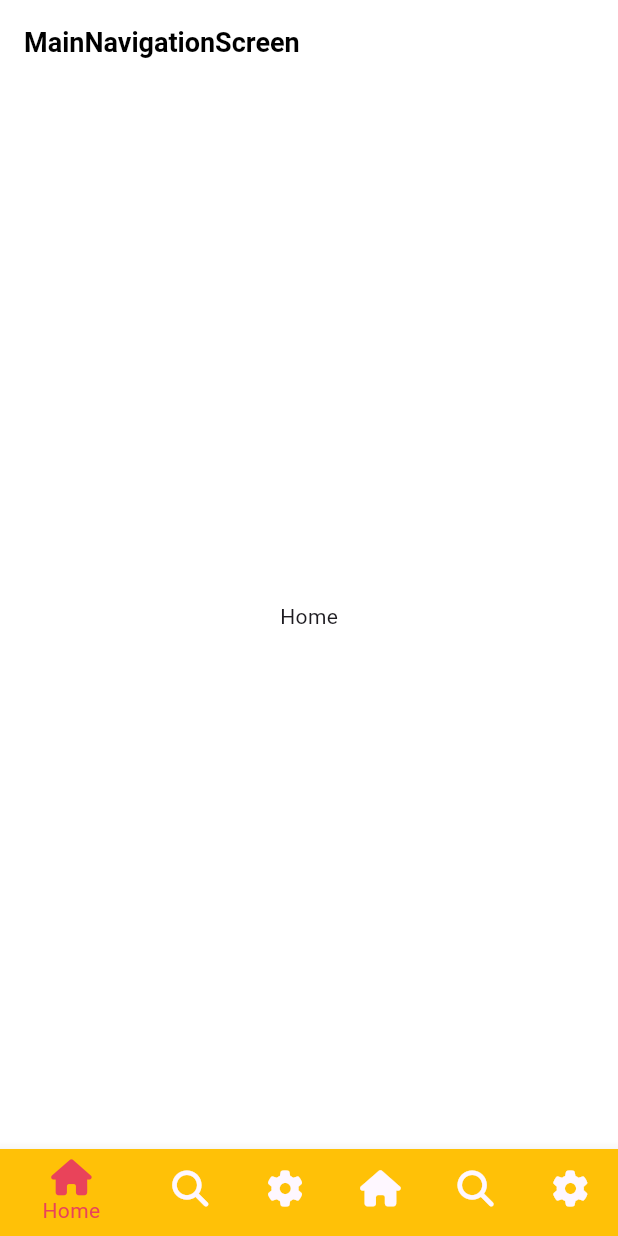
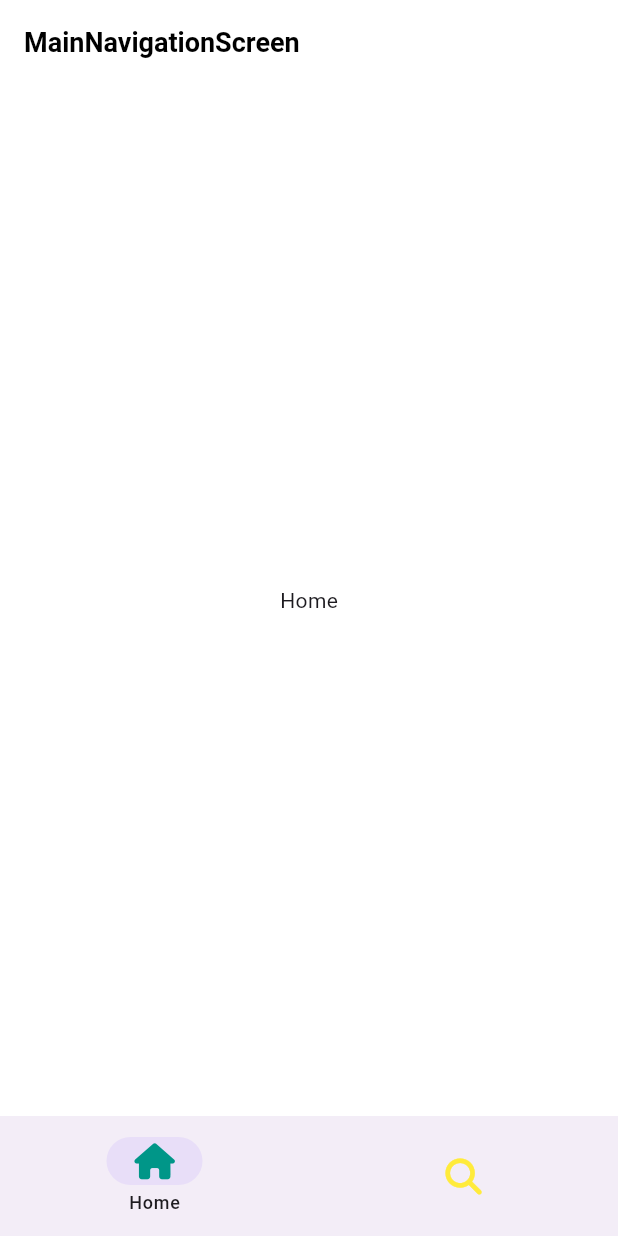
Before and after one commit to sunkeunchoi/flutter_ticktok, a Flutter app: the screen it shows after launch, on a phone screen of 412 x 824 dp. Run offline on Flutter 3.47's test engine with Material 2 defaults, Android fonts, the phone set to English and light mode, and no system bars; our stand-ins replace font_awesome_flutter.

Commit message:
navigation NavigationBar

```diff
--- a/lib/features/navigation/main_navigation_screen.dart
+++ b/lib/features/navigation/main_navigation_screen.dart
@@ -47,58 +47,24 @@ class _MainNavigationScreenState extends State<MainNavigationScreen> {
         ),
       ),
       body: screens[_selectedIndex],
-      bottomNavigationBar: BottomNavigationBar(
-        currentIndex: _selectedIndex,
-        onTap: _onTap,
-        selectedItemColor: Theme.of(context).primaryColor,
-        type: BottomNavigationBarType.shifting,
-        items: const [
-          BottomNavigationBarItem(
+      bottomNavigationBar: NavigationBar(
+        selectedIndex: _selectedIndex,
+        onDestinationSelected: _onTap,
+        labelBehavior: NavigationDestinationLabelBehavior.onlyShowSelected,
+        destinations: const [
+          NavigationDestination(
             icon: FaIcon(
               FontAwesomeIcons.house,
+              color: Colors.teal,
             ),
             label: "Home",
-            tooltip: "What are you?",
-            backgroundColor: Colors.amber,
           ),
-          BottomNavigationBarItem(
+          NavigationDestination(
             icon: FaIcon(
               FontAwesomeIcons.magnifyingGlass,
+              color: Colors.yellow,
             ),
             label: "Search",
-            tooltip: "What are you?",
-            backgroundColor: Colors.blue,
-          ),
-          BottomNavigationBarItem(
-              icon: FaIcon(
-                FontAwesomeIcons.gear,
-              ),
-              label: "Settings",
-              tooltip: "What are you?",
-              backgroundColor: Colors.brown),
-          BottomNavigationBarItem(
-            icon: FaIcon(
-              FontAwesomeIcons.house,
-            ),
-            label: "Home2",
-            tooltip: "What are you?",
-            backgroundColor: Colors.deepOrange,
-          ),
-          BottomNavigationBarItem(
-            icon: FaIcon(
-              FontAwesomeIcons.magnifyingGlass,
-            ),
-            label: "Search2",
-            tooltip: "What are you?",
-            backgroundColor: Colors.deepPurple,
-          ),
-          BottomNavigationBarItem(
-            icon: FaIcon(
-              FontAwesomeIcons.gear,
-            ),
-            label: "Settings2",
-            tooltip: "What are you?",
-            backgroundColor: Colors.green,
           ),
         ],
       ),
```
